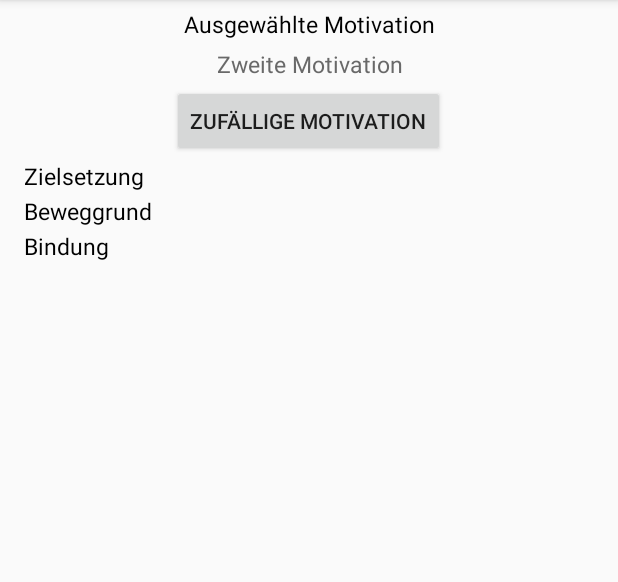
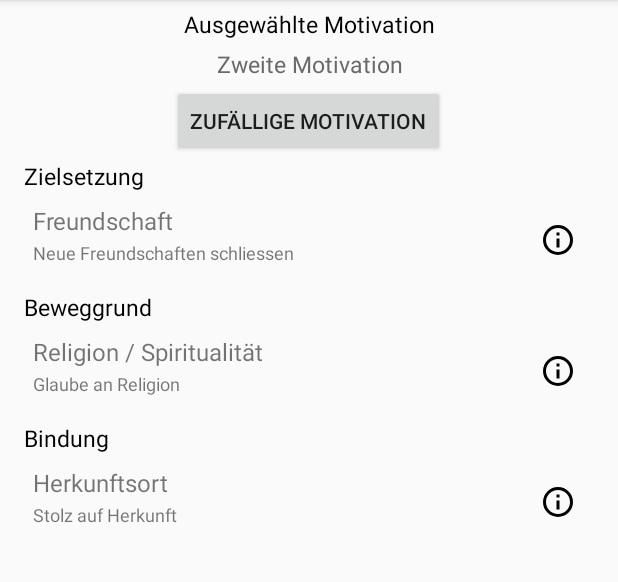
Before and after one commit to ChristopherKL/CharBuilder, an Android app: the fragment MotivationFragment shown on its own in the app's theme, on a phone screen of 412 x 824 dp, the part 84-666 px from its top. Run offline under Robolectric (Android 15) with nearby library versions, the phone set to English and light mode, and no system bars.

Commit message:
Adapter and XML Parser in MotivationFragment Info Dialog in Obligation- and MotivationFragment

```diff
--- a/app/src/main/java/com/chrisphil/charbuilder/creationfragments/MotivationFragment.kt
+++ b/app/src/main/java/com/chrisphil/charbuilder/creationfragments/MotivationFragment.kt
@@ -1,12 +1,19 @@
 package com.chrisphil.charbuilder.creationfragments
 
+import android.app.AlertDialog
+import android.content.Context
 import android.os.Bundle
 import android.support.v4.app.Fragment
 import android.view.LayoutInflater
 import android.view.View
 import android.view.ViewGroup
+import android.widget.BaseAdapter
+import android.widget.ListView
 import com.chrisphil.charbuilder.R
 import kotlinx.android.synthetic.main.char_creation_motivation.*
+import kotlinx.android.synthetic.main.char_creation_motivation.view.*
+import kotlinx.android.synthetic.main.char_creation_listview.view.*
+import org.xmlpull.v1.XmlPullParser
 import java.util.Random
 
 /**
@@ -14,9 +21,28 @@ import java.util.Random
  */
 class MotivationFragment : Fragment() {
 
+    data class Motivation(
+            val id : Long,
+            val name : String,
+            val description : String,
+            val text : String
+    )
+
     override fun onCreateView(inflater: LayoutInflater?, container: ViewGroup?, savedInstanceState: Bundle?): View? {
         val view : View = inflater!!.inflate(R.layout.char_creation_motivation, container, false)
-        random_motivation_button.setOnClickListener{
+        val ambitionList : ListView = view.ambition_listView
+        val causeList : ListView = view.cause_listView
+        val relationList : ListView = view.relationship_listView
+        var ambitionArray = loadMotivations("ambition")
+        var causeArray = loadMotivations("cause")
+        var relationArray = loadMotivations("relation")
+        val ambitionAdapter = MotivationsViewAdapter(context,ambitionArray)
+        val causeAdapter = MotivationsViewAdapter(context,causeArray)
+        val relationAdapter = MotivationsViewAdapter(context,relationArray)
+        ambitionList.adapter = ambitionAdapter
+        causeList.adapter = causeAdapter
+        relationList.adapter = relationAdapter
+        view.random_motivation_button.setOnClickListener{
             val motivationResult : Int = Random().nextInt(10)+1
             when(motivationResult) {
                 in 1..3 -> chooseAmbition(false)
@@ -26,6 +52,71 @@ class MotivationFragment : Fragment() {
             }
         }
         return view
+    }
+
+    private fun loadMotivations(motivation : String) : ArrayList<Motivation>{
+        val allObligations = ArrayList<Motivation>()
+        var id_count = 0L
+        val xml = resources.getXml(R.xml.motivations)
+        while(xml.eventType != XmlPullParser.END_DOCUMENT){
+            if(xml.eventType == XmlPullParser.START_TAG){
+                if(xml.name == motivation){
+
+                    val current = Motivation(
+                            id_count,
+                            xml.getAttributeValue(null,"name"),
+                            xml.getAttributeValue(null,"description"),
+                            xml.getAttributeValue(null,"text")
+                    )
+                    allObligations.add(current)
+                    id_count++
+                }
+            }
+            xml.next()
+        }
+        return allObligations
+    }
+
+    inner class MotivationsViewAdapter(context: Context, var motivations : ArrayList<Motivation>) : BaseAdapter() {
+
+        override fun getItem(p0: Int): Any {
+            return motivations[p0]
+        }
+
+        override fun getItemId(p0: Int): Long {
+            return motivations[p0].id
+        }
+        override fun getCount(): Int {
+            return motivations.count()
+        }
+
+        override fun getView(p0: Int, p1: View?, p2: ViewGroup?): View {
+            val li = LayoutInflater.from(context)
+            val view = li.inflate(R.layout.char_creation_listview,p2,false)
+            var name_view = view.firstLine
+            name_view.text = motivations[p0].name
+
+            var desc_view = view.secondLine
+            desc_view.text = motivations[p0].description
+
+            var button = view.icon
+            button.setOnClickListener {
+                createMotivationsInfoDialog(motivations[p0])
+            }
+            return view
+        }
+    }
+
+    private fun createMotivationsInfoDialog(motivation : Motivation){
+        var dialogBuilder = AlertDialog.Builder(context)
+        dialogBuilder.setMessage(motivation.text)
+                     .setTitle(motivation.name)
+        val dialog = dialogBuilder.create()
+        dialog.setButton(AlertDialog.BUTTON_NEUTRAL,getString(R.string.dialog_ok),{
+            _, _ ->
+            dialog.dismiss()
+        })
+        dialog.show()
     }
 
     private fun chooseAmbition(isSecond : Boolean){
@@ -140,5 +231,4 @@ class MotivationFragment : Fragment() {
             }
         }
     }
-
 }
--- a/app/src/main/res/values/strings.xml
+++ b/app/src/main/res/values/strings.xml
@@ -4,6 +4,7 @@
     <string name="description">und das nicht</string>
     <string name="title_activity_main_navigation_drawer">CharBuilder</string>
     <string name="cancel">Abbrechen</string>
+    <string name="dialog_ok">Ok</string>
 
     <!-- Main Navigation Drawer Menu -->
     <string name="action_settings">Einstellungen</string>
--- /dev/null
+++ b/app/src/main/res/xml/motivations.xml
@@ -0,0 +1,21 @@
+<?xml version="1.0" encoding="utf-8"?>
+<motivation_list>
+    <ambition_list>
+        <ambition
+            name="Freundschaft"
+            description="Neue Freundschaften schliessen"
+            text="Der Charakter will bei anderen einen guten Eindruck machen und gemocht werden. Ob gesellig oder nicht, mit seinen Aktionen und Taten will er Freundschaften festigen."/>
+    </ambition_list>
+    <cause_list>
+        <cause
+            name="Religion / Spiritualität"
+            description="Glaube an Religion"
+            text="Der Charakter unterstützt aktiv eine religiöse oder spirituelle Organisation oder Glauben. Das könnten die Lehren der Jedi oder Sith, aber auch ein anderer Glauben sein."/>
+    </cause_list>
+    <relation_list>
+        <relation
+            name="Herkunftsort"
+            description="Stolz auf Herkunft"
+            text="Der Charakter ist stolz auf den Ort an dem er aufgewachsen ist. Das könnte ein Planet, Stadt, Raumstation oder Raumschiff sein. Der Charakter möchte dem Ort und seinen Leuten helfen und verteidigt ihn mit seinem Leben"/>
+    </relation_list>
+</motivation_list>
```
Also changed, not shown: app/src/main/java/com/chrisphil/charbuilder/creationfragments/ObligationFragment.kt (+10 -1 lines), app/src/main/res/xml/obligations.xml (+4 -4 lines).
